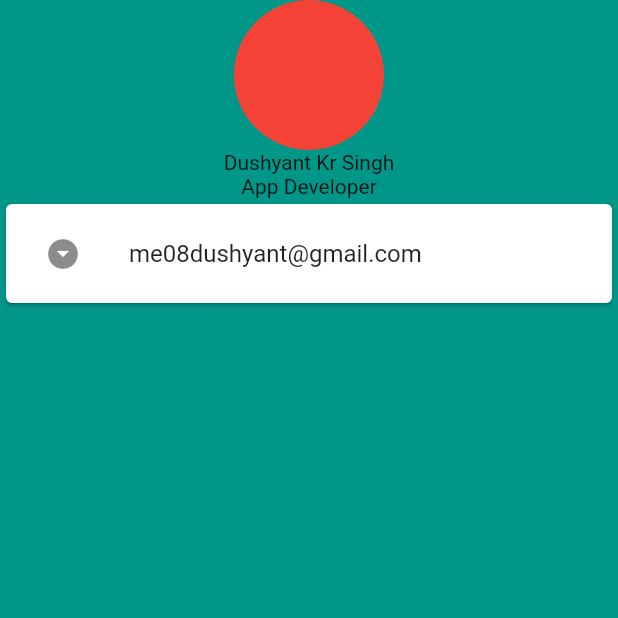
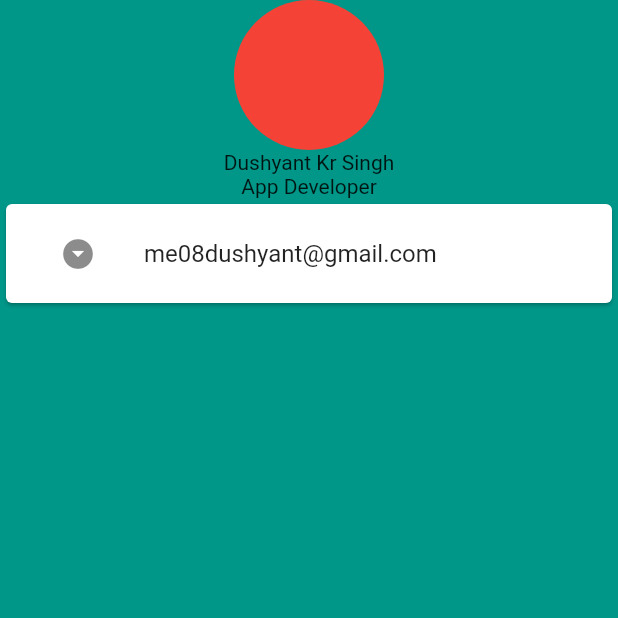
Before and after one commit to me08dushyant/miCard, a Flutter app: the screen it shows after launch, on a phone screen of 412 x 824 dp, the top half of it. Run offline on Flutter 3.47's test engine with Material 2 defaults, Android fonts, the phone set to English and light mode, and no system bars.

```diff
--- a/lib/main.dart
+++ b/lib/main.dart
@@ -42,7 +42,7 @@ class MyHomePage extends StatelessWidget {
               Text('App Developer'),
               Card(
                 child: Padding(
-                  padding: EdgeInsets.symmetric(vertical: 5, horizontal: 10),
+                  padding: EdgeInsets.symmetric(vertical: 5, horizontal: 20),
                   child: ListTile(leading: Icon(Icons.arrow_drop_down_circle), title: Text('me08dushyant@gmail.com')),
                 ),
               ),
```
Also changed, not shown: 1 other file.
